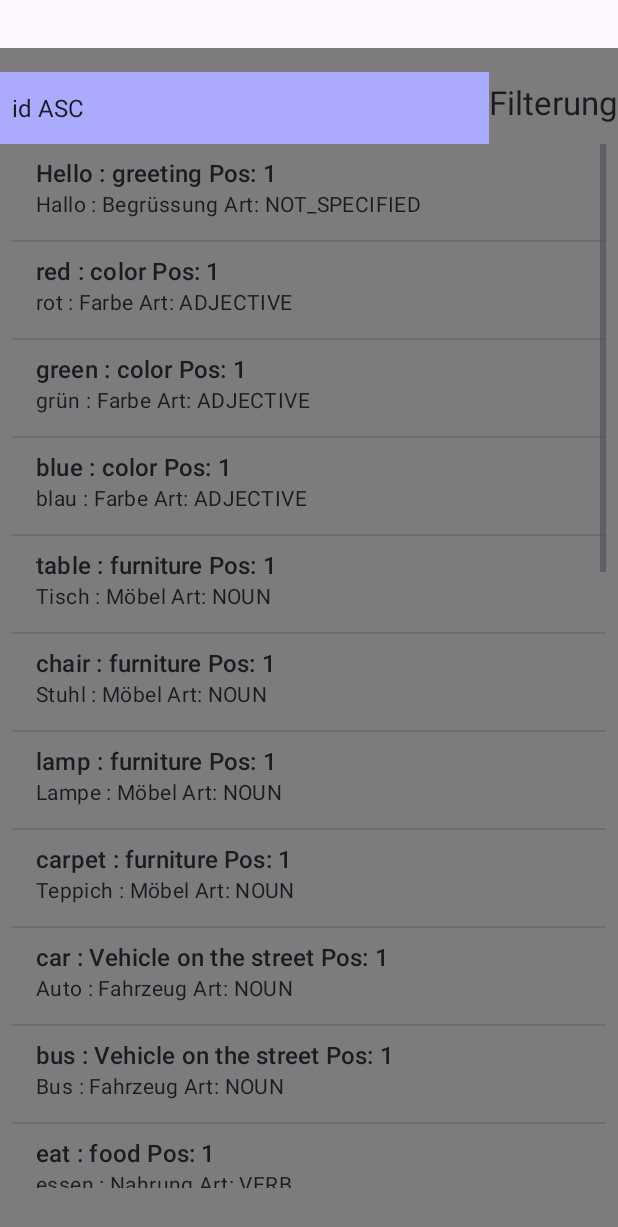
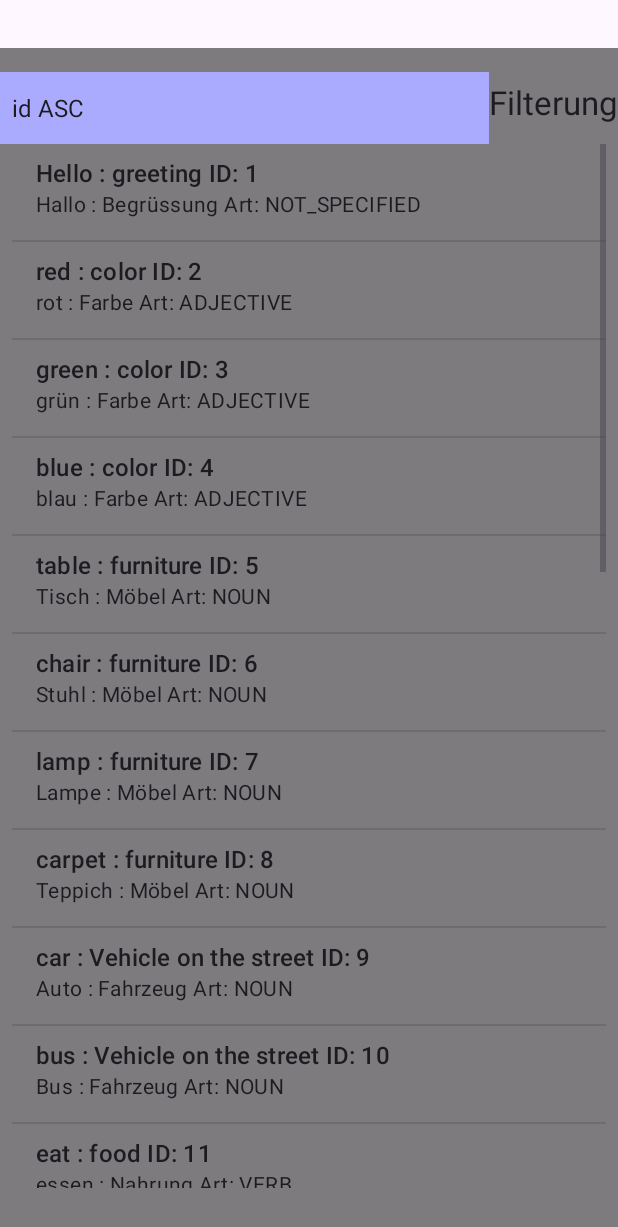
Before and after one commit to KolaSiro/TeachUSelf, an Android app: the AnzeigenActivity screen opened directly, with no data from a screen before it, on a phone screen of 412 x 824 dp. Shown: the top 1227 px of the screen. Run offline under Robolectric (Android 15) with nearby library versions, the phone set to English and light mode, and no system bars.

Commit message:
Filter für 'Alles anzeigen' erweitert.

```diff
--- a/app/build.gradle.kts
+++ b/app/build.gradle.kts
@@ -11,7 +11,7 @@ android {
         minSdk = 34
         targetSdk = 34
         versionCode = 1
-        versionName = "1.2"
+        versionName = "1.3"
 
         testInstrumentationRunner = "androidx.test.runner.AndroidJUnitRunner"
     }
--- a/app/src/main/java/com/example/tys/AnzeigenActivity.java
+++ b/app/src/main/java/com/example/tys/AnzeigenActivity.java
@@ -142,12 +142,16 @@ public class AnzeigenActivity extends AppCompatActivity
     /**
      * Holt die Daten aus der Datenbank und zeigt sie in der
      * ListView an.
+     * 18.12.2024 Anzahl anzeigen impl.
      */
     private void showDaten()
     {
         daten.clear();
         DbConnection conn = DbConnection.getInstance(this);
         daten = conn.getDaten(this, -1);
+
+        Toast.makeText(getApplicationContext(),
+                "Anzahl: " + daten.size(), Toast.LENGTH_SHORT).show();
 
         ArrayAdapter<Daten> adapter = new ArrayAdapter<Daten> (this, android.R.layout.simple_list_item_2, android.R.id.text1, daten) {
 
@@ -159,7 +163,7 @@ public class AnzeigenActivity extends AppCompatActivity
                 TextView text1 = (TextView) view.findViewById(android.R.id.text1);
                 TextView text2 = (TextView) view.findViewById(android.R.id.text2);
 
-                text1.setText(daten.get(position).getWort1() + " : " + daten.get(position).getHint1() + " Pos: " + daten.get(position).getFragePos());
+                text1.setText(daten.get(position).getWort1() + " : " + daten.get(position).getHint1() + " ID: " + daten.get(position).getId());
                 text2.setText(daten.get(position).getWort2() + " : " + daten.get(position).getHint2() + " Art: " + daten.get(position).getArt());
 
                 return view;
--- a/app/src/main/res/values/arrays.xml
+++ b/app/src/main/res/values/arrays.xml
@@ -1,25 +1,5 @@
 <?xml version="1.0" encoding="utf-8"?>
 <resources>
-<!--    <array name="wortart_anzeige">-->
-<!--        <item>Not Specified</item>-->
-<!--        <item>Noun</item>-->
-<!--        <item>Verb</item>-->
-<!--        <item>Adjective</item>-->
-<!--        <item>Adverb</item>-->
-<!--        <item>Idiom</item>-->
-<!--        <item>Sentence</item>-->
-<!--    </array>-->
-
-<!--    <string-array name="wordart_werte">-->
-<!--        <item>NOT_SPECIFIED</item>-->
-<!--        <item>NOUN</item>-->
-<!--        <item>VERB</item>-->
-<!--        <item>ADJ</item>-->
-<!--        <item>ADV</item>-->
-<!--        <item>IDIOM</item>-->
-<!--        <item>SENTENCE</item>-->
-<!--    </string-array>-->
-
     <string-array name="wordarten">
     <item>NOT_SPECIFIED</item>
     <item>NOUN</item>
@@ -34,11 +14,31 @@
     <array name="anzeigen_sortierung_anzeige">
         <item>id ASC</item>
         <item>id DESC</item>
+        <item>ENG ASC</item>
+        <item>ENG DESC</item>
+        <item>WORTART NOT_SPECIFIED ASC</item>
+        <item>IDIOM ASC</item>
+        <item>NOUN ASC</item>
+        <item>ADJECTIVE ASC</item>
+        <item>VERB ASC</item>
+        <item>ADVERB ASC</item>
+        <item>SENTENCE ASC</item>
+        <item>Englisch ist leer ASC</item>
+
     </array>
 
     <string-array name="anzeigen_sortierung_werte">
-        <item>order by id ASC</item>
-        <item>order by id DESC</item>
-
+        <item>"order by id ASC"</item>
+        <item>"order by id DESC"</item>
+        <item>"order by wort1 COLLATE NOCASE ASC"</item>
+        <item>"order by wort1 COLLATE NOCASE DESC"</item>
+        <item>" WHERE wordart = 'NOT_SPECIFIED' ORDER BY wort1 COLLATE NOCASE ASC"</item>
+        <item>" WHERE wordart = 'IDIOM' ORDER BY wort1 COLLATE NOCASE ASC"</item>
+        <item>" WHERE wordart = 'NOUN' ORDER BY wort1 COLLATE NOCASE ASC"</item>
+        <item>" WHERE wordart = 'ADJECTIVE' ORDER BY wort1 COLLATE NOCASE ASC"</item>
+        <item>" WHERE wordart = 'VERB' ORDER BY wort1 COLLATE NOCASE ASC"</item>
+        <item>" WHERE wordart = 'ADVERB' ORDER BY wort1 COLLATE NOCASE ASC"</item>
+        <item>" WHERE wordart = 'SENTENCE' ORDER BY wort1 COLLATE NOCASE ASC"</item>
+        <item>" WHERE wort1 = '' ORDER BY id ASC"</item>
     </string-array>
 </resources>
```
